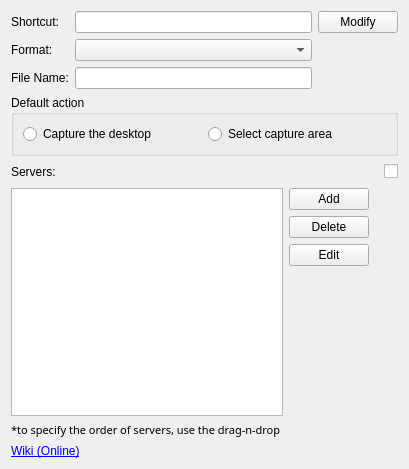
psi-im/plugins, file generic/screenshotplugin/optionswidget.ui: the form before one commit.
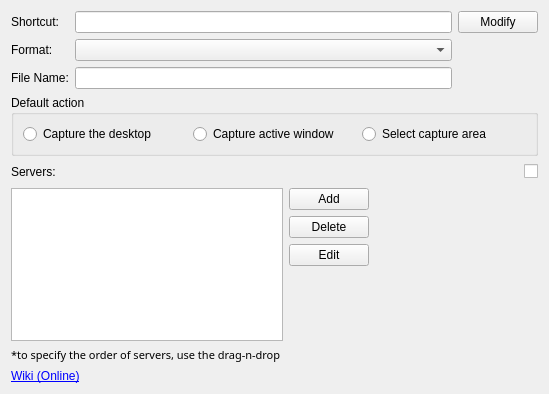
The form after the commit.

What changed in the file:
```diff
--- a/generic/screenshotplugin/optionswidget.ui
+++ b/generic/screenshotplugin/optionswidget.ui
@@ -6,8 +6,8 @@
    <rect>
     <x>0</x>
     <y>0</y>
-    <width>409</width>
-    <height>469</height>
+    <width>549</width>
+    <height>394</height>
    </rect>
   </property>
   <property name="windowTitle">
@@ -75,6 +75,13 @@
         </property>
        </widget>
       </item>
+      <item>
+       <widget class="QRadioButton" name="rb_window">
+        <property name="text">
+         <string>Capture active window</string>
+        </property>
+       </widget>
+      </item>
       <item>
        <widget class="QRadioButton" name="rb_area">
         <property name="text">
```
